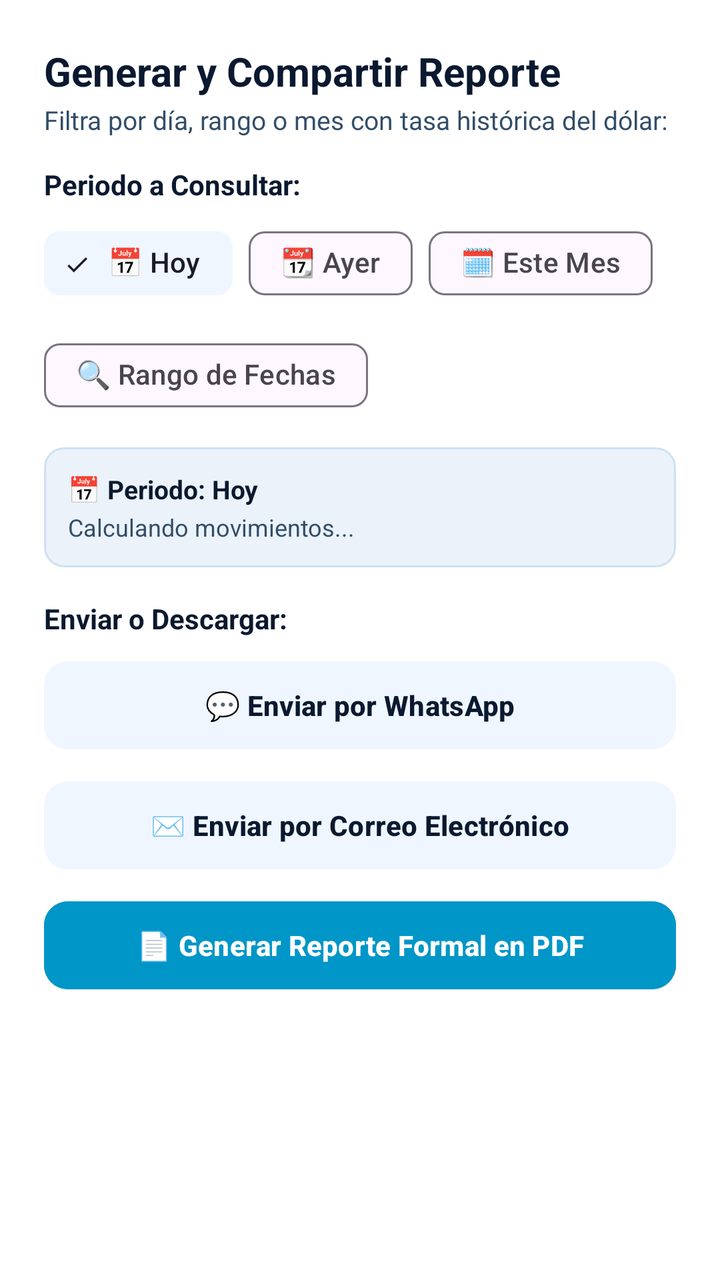
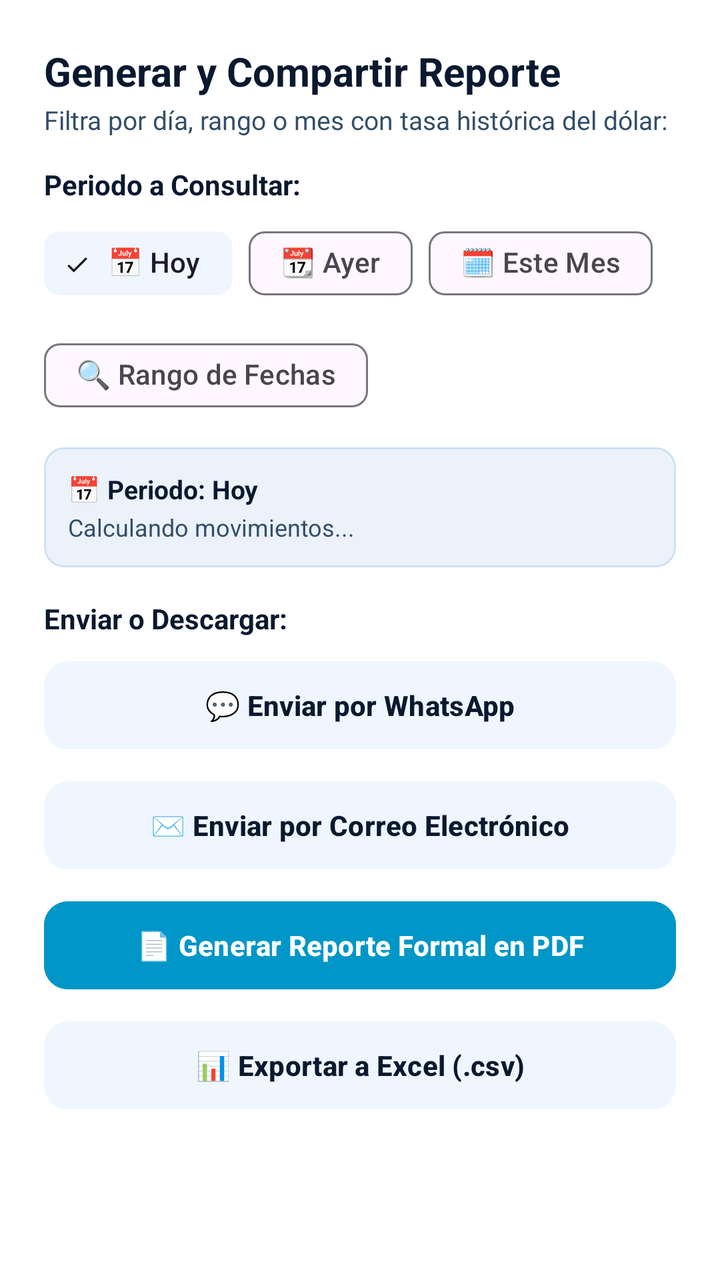

Compare the two renders of this Android layout. The source of the first and the diff that turns it into the second are given below.
<!-- AndroidManifest.xml: application theme Theme.Zippy -->
<!-- res/layout/dialog_share_report.xml -->
<?xml version="1.0" encoding="utf-8"?>
<ScrollView xmlns:android="http://schemas.android.com/apk/res/android"
    xmlns:app="http://schemas.android.com/apk/res-auto"
    android:layout_width="match_parent"
    android:layout_height="wrap_content"
    android:background="@color/surface">

    <LinearLayout
        android:layout_width="match_parent"
        android:layout_height="wrap_content"
        android:orientation="vertical"
        android:padding="22dp">

        <TextView
            android:layout_width="wrap_content"
            android:layout_height="wrap_content"
            android:text="Generar y Compartir Reporte"
            android:textStyle="bold"
            android:textColor="@color/text_primary"
            android:textSize="20sp" />

        <TextView
            android:layout_width="wrap_content"
            android:layout_height="wrap_content"
            android:layout_marginTop="2dp"
            android:text="Filtra por día, rango o mes con tasa histórica del dólar:"
            android:textColor="@color/text_secondary"
            android:textSize="13sp" />

        
        <TextView
            android:layout_width="wrap_content"
            android:layout_height="wrap_content"
            android:layout_marginTop="14dp"
            android:text="Periodo a Consultar:"
            android:textStyle="bold"
            android:textColor="@color/text_primary"
            android:textSize="14sp" />

        <com.google.android.material.chip.ChipGroup
            android:id="@+id/chipGroupReportPeriod"
            android:layout_width="match_parent"
            android:layout_height="wrap_content"
            android:layout_marginTop="6dp"
            app:singleSelection="true"
            app:selectionRequired="true">

            <com.google.android.material.chip.Chip
                android:id="@+id/chipReportToday"
                style="@style/Widget.Material3.Chip.Filter"
                android:layout_width="wrap_content"
                android:layout_height="wrap_content"
                android:text="📅 Hoy"
                android:checked="true" />

            <com.google.android.material.chip.Chip
                android:id="@+id/chipReportYesterday"
                style="@style/Widget.Material3.Chip.Filter"
                android:layout_width="wrap_content"
                android:layout_height="wrap_content"
                android:text="📆 Ayer" />

            <com.google.android.material.chip.Chip
                android:id="@+id/chipReportThisMonth"
                style="@style/Widget.Material3.Chip.Filter"
                android:layout_width="wrap_content"
                android:layout_height="wrap_content"
                android:text="🗓️ Este Mes" />

            <com.google.android.material.chip.Chip
                android:id="@+id/chipReportCustomRange"
                style="@style/Widget.Material3.Chip.Filter"
                android:layout_width="wrap_content"
                android:layout_height="wrap_content"
                android:text="🔍 Rango de Fechas" />
        </com.google.android.material.chip.ChipGroup>

        
        <LinearLayout
            android:id="@+id/layoutReportCustomRange"
            android:layout_width="match_parent"
            android:layout_height="wrap_content"
            android:orientation="horizontal"
            android:layout_marginTop="8dp"
            android:visibility="gone">

            <com.google.android.material.button.MaterialButton
                android:id="@+id/btnReportDateFrom"
                style="@style/Widget.Material3.Button.OutlinedButton"
                android:layout_width="0dp"
                android:layout_height="48dp"
                android:layout_weight="1"
                android:layout_marginEnd="4dp"
                android:text="Desde: Hoy"
                android:textSize="12sp"
                app:cornerRadius="8dp" />

            <com.google.android.material.button.MaterialButton
                android:id="@+id/btnReportDateTo"
                style="@style/Widget.Material3.Button.OutlinedButton"
                android:layout_width="0dp"
                android:layout_height="48dp"
                android:layout_weight="1"
                android:layout_marginStart="4dp"
                android:text="Hasta: Hoy"
                android:textSize="12sp"
                app:cornerRadius="8dp" />
        </LinearLayout>

        
        <com.google.android.material.card.MaterialCardView
            android:layout_width="match_parent"
            android:layout_height="wrap_content"
            android:layout_marginTop="12dp"
            app:cardCornerRadius="10dp"
            app:cardElevation="0dp"
            app:strokeColor="@color/border"
            app:strokeWidth="1dp"
            app:cardBackgroundColor="@color/surface_variant">

            <LinearLayout
                android:layout_width="match_parent"
                android:layout_height="wrap_content"
                android:orientation="vertical"
                android:padding="12dp">

                <TextView
                    android:id="@+id/tvReportPeriodLabel"
                    android:layout_width="wrap_content"
                    android:layout_height="wrap_content"
                    android:text="📅 Periodo: Hoy"
                    android:textStyle="bold"
                    android:textColor="@color/text_primary"
                    android:textSize="13sp" />

                <TextView
                    android:id="@+id/tvReportSummaryBadge"
                    android:layout_width="wrap_content"
                    android:layout_height="wrap_content"
                    android:layout_marginTop="2dp"
                    android:text="Calculando movimientos..."
                    android:textColor="@color/text_secondary"
                    android:textSize="12sp" />
            </LinearLayout>
        </com.google.android.material.card.MaterialCardView>

        
        <TextView
            android:layout_width="wrap_content"
            android:layout_height="wrap_content"
            android:layout_marginTop="16dp"
            android:text="Enviar o Descargar:"
            android:textStyle="bold"
            android:textColor="@color/text_primary"
            android:textSize="14sp" />

        
        <com.google.android.material.button.MaterialButton
            android:id="@+id/btnShareOptionWhatsApp"
            style="@style/Widget.Material3.Button.TonalButton"
            android:layout_width="match_parent"
            android:layout_height="52dp"
            android:layout_marginTop="8dp"
            android:text="💬 Enviar por WhatsApp"
            android:textSize="14sp"
            android:textStyle="bold"
            android:textColor="@color/text_primary"
            app:cornerRadius="12dp" />

        
        <com.google.android.material.button.MaterialButton
            android:id="@+id/btnShareOptionEmail"
            style="@style/Widget.Material3.Button.TonalButton"
            android:layout_width="match_parent"
            android:layout_height="52dp"
            android:layout_marginTop="8dp"
            android:text="✉️ Enviar por Correo Electrónico"
            android:textSize="14sp"
            android:textStyle="bold"
            android:textColor="@color/text_primary"
            app:cornerRadius="12dp" />

        
        <com.google.android.material.button.MaterialButton
            android:id="@+id/btnShareOptionPdf"
            android:layout_width="match_parent"
            android:layout_height="52dp"
            android:layout_marginTop="8dp"
            android:text="📄 Generar Reporte Formal en PDF"
            android:textSize="14sp"
            android:textStyle="bold"
            app:cornerRadius="12dp"
            android:backgroundTint="@color/accent_cyan"
            android:textColor="@color/white" />

    </LinearLayout>
</ScrollView>
<!-- resources referenced by this layout -->
<resources>
  <color name="accent_cyan">#0096C7</color>
  <color name="border">#CFE0F5</color>
  <color name="surface">#FFFFFF</color>
  <color name="surface_variant">#EBF2FA</color>
  <color name="text_primary">#0A192F</color>
  <color name="text_secondary">#334E68</color>
  <color name="white">#FFFFFF</color>
  <style name="Theme.Zippy" parent="Theme.Material3.DayNight.NoActionBar">
          
          <item name="colorPrimary">@color/accent_green</item>
          <item name="colorPrimaryContainer">@color/accent_green_bg</item>
          <item name="colorOnPrimary">@color/white</item>
          <item name="colorSecondary">@color/accent_blue</item>
          <item name="colorSecondaryContainer">@color/accent_blue_bg</item>
  
          
          <item name="android:statusBarColor">@color/primary</item>
          <item name="android:windowLightStatusBar">false</item>
          <item name="android:colorBackground">@color/background</item>
  
          
          <item name="android:textColor">@color/text_primary</item>
  
          
          <item name="bottomNavigationStyle">@style/Widget.Zippy.BottomNavigationView</item>
      </style>
  <color name="accent_green">#00875A</color>
  <color name="accent_green_bg">#E3FCEF</color>
  <color name="accent_blue">#0052FF</color>
  <color name="accent_blue_bg">#EFF6FF</color>
  <color name="primary">#0A2540</color>
  <color name="background">#F4F8FC</color>
  <style name="Widget.Zippy.BottomNavigationView" parent="Widget.Material3.BottomNavigationView">
          <item name="itemRippleColor">@color/accent_green_bg</item>
          <item name="android:background">@color/surface</item>
          <item name="itemIconTint">@color/nav_selector</item>
          <item name="itemTextColor">@color/nav_selector</item>
      </style>
</resources>

<!-- the commit's change to res/layout/dialog_share_report.xml (unified diff, before → after) -->
@@ -193,5 +193,18 @@
             android:backgroundTint="@color/accent_cyan"
             android:textColor="@color/white" />
 
+        
+        <com.google.android.material.button.MaterialButton
+            android:id="@+id/btnShareOptionCsv"
+            style="@style/Widget.Material3.Button.TonalButton"
+            android:layout_width="match_parent"
+            android:layout_height="52dp"
+            android:layout_marginTop="8dp"
+            android:text="📊 Exportar a Excel (.csv)"
+            android:textSize="14sp"
+            android:textStyle="bold"
+            android:textColor="@color/text_primary"
+            app:cornerRadius="12dp" />
+
     </LinearLayout>
 </ScrollView>
